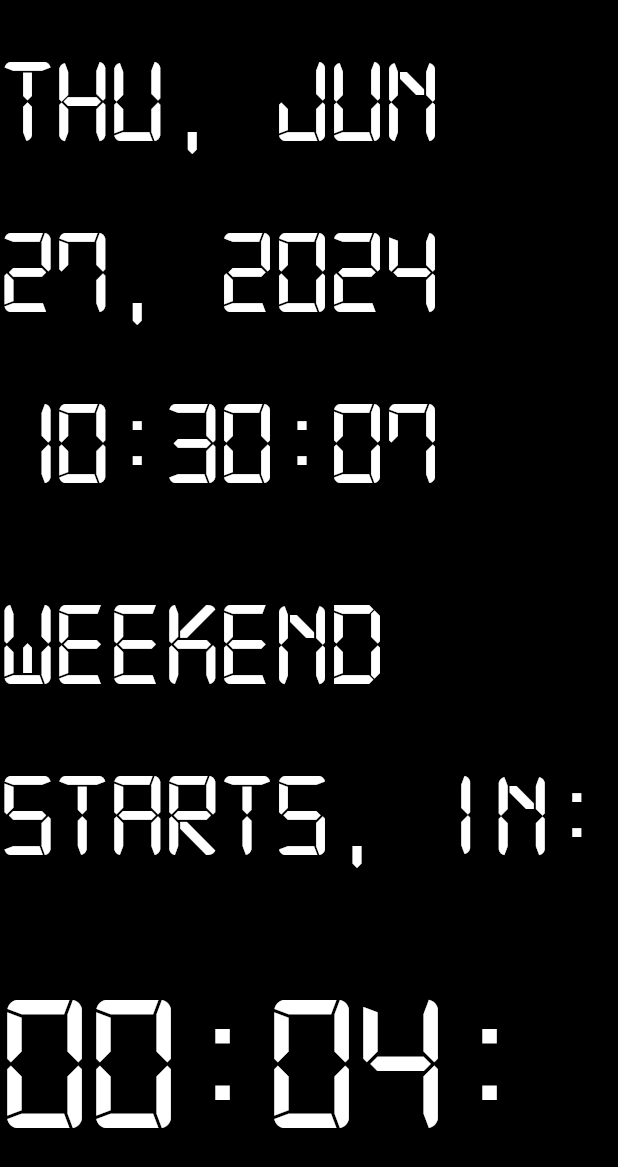
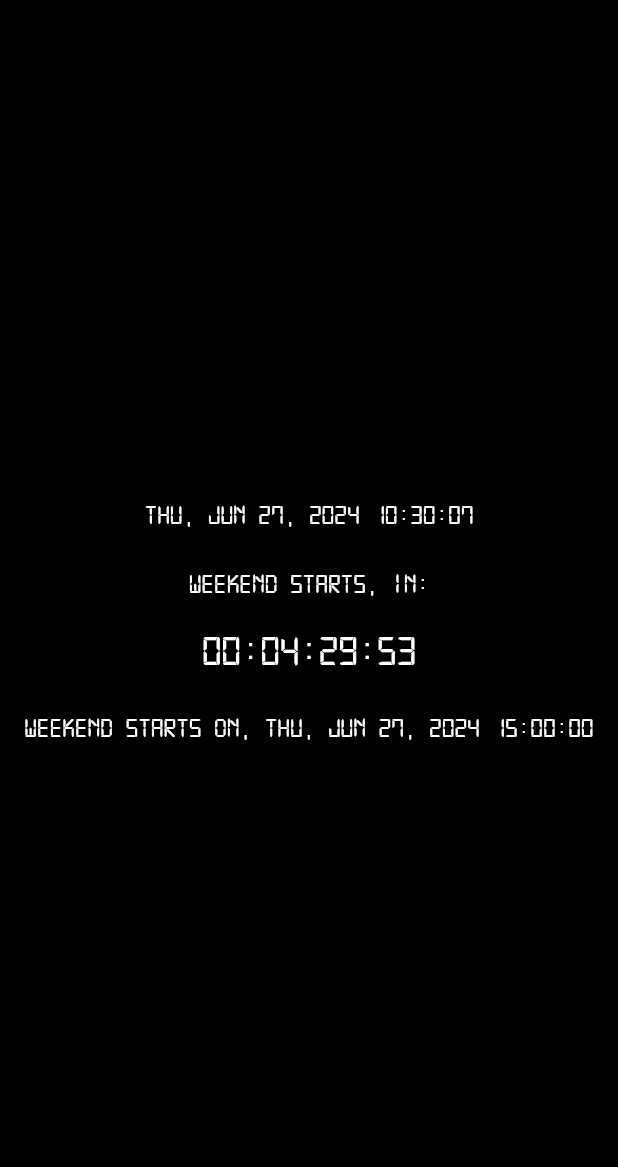
Before and after one commit to asad-albadi/weekend-countdown, a Flutter app: the screen it shows after launch, on a phone screen of 412 x 824 dp. Shown: the top 1167 px of the screen. Run offline on Flutter 3.47's test engine with Material 3 defaults, Android fonts, the phone set to English and light mode, and no system bars.

Commit message:
responsive ui

```diff
--- a/lib/main.dart
+++ b/lib/main.dart
@@ -40,7 +40,6 @@ class _CountdownPageState extends State<CountdownPage> {
   late DateTime nextWeekend;
   late Duration countdownDuration;
   late Timer timer;
-  int fontSize = 30;
 
   @override
   void initState() {
@@ -76,9 +75,36 @@ class _CountdownPageState extends State<CountdownPage> {
     super.dispose();
   }
 
+  double _getFontSize(double screenWidth) {
+    if (screenWidth < 320) {
+      return 6; // Extra small devices (e.g., older phones)
+    } else if (screenWidth < 480) {
+      return 8; // Small devices (e.g., phones)
+    } else if (screenWidth < 600) {
+      return 16; // Medium-small devices (e.g., large phones)
+    } else if (screenWidth < 720) {
+      return 18; // Medium devices (e.g., small tablets)
+    } else if (screenWidth < 840) {
+      return 20; // Medium-large devices (e.g., tablets)
+    } else if (screenWidth < 960) {
+      return 22; // Large devices (e.g., large tablets)
+    } else if (screenWidth < 1080) {
+      return 24; // Extra large devices (e.g., small laptops)
+    } else if (screenWidth < 1200) {
+      return 26; // Extra-extra large devices (e.g., laptops)
+    } else if (screenWidth < 1440) {
+      return 28; // 2K devices
+    } else {
+      return 60; // Ultra large devices (e.g., 4K screens and beyond)
+    }
+  }
+
   @override
   Widget build(BuildContext context) {
     final format = DateFormat('EEE, MMM d, yyyy HH:mm:ss');
+    final screenWidth = MediaQuery.of(context).size.width;
+    final fontSize = _getFontSize(screenWidth);
+
     return Scaffold(
       backgroundColor: Colors.black,
       body: Center(
@@ -87,25 +113,25 @@ class _CountdownPageState extends State<CountdownPage> {
           children: [
             Text(
               format.format(now),
-              style: TextStyle(color: Colors.white, fontSize: fontSize + 50),
+              style: TextStyle(color: Colors.white, fontSize: fontSize + 10),
             ),
             const SizedBox(height: 20),
             Text(
               'Weekend starts, in:',
-              style: TextStyle(color: Colors.white, fontSize: fontSize + 50),
+              style: TextStyle(color: Colors.white, fontSize: fontSize + 10),
             ),
             const SizedBox(height: 10),
             Text(
               '${countdownDuration.inDays.toString().padLeft(2, '0')}:${(countdownDuration.inHours % 24).toString().padLeft(2, '0')}:${(countdownDuration.inMinutes % 60).toString().padLeft(2, '0')}:${(countdownDuration.inSeconds % 60).toString().padLeft(2, '0')}',
               style: TextStyle(
                   color: Colors.white,
-                  fontSize: fontSize + 100,
+                  fontSize: fontSize + 20,
                   fontFamily: 'Digital7Mono'),
             ),
             const SizedBox(height: 20),
             Text(
               'Weekend Starts on, ${format.format(nextWeekend)}',
-              style: TextStyle(color: Colors.white, fontSize: fontSize + 50),
+              style: TextStyle(color: Colors.white, fontSize: fontSize + 10),
             ),
           ],
         ),
```
Also changed, not shown: 1 other file.
